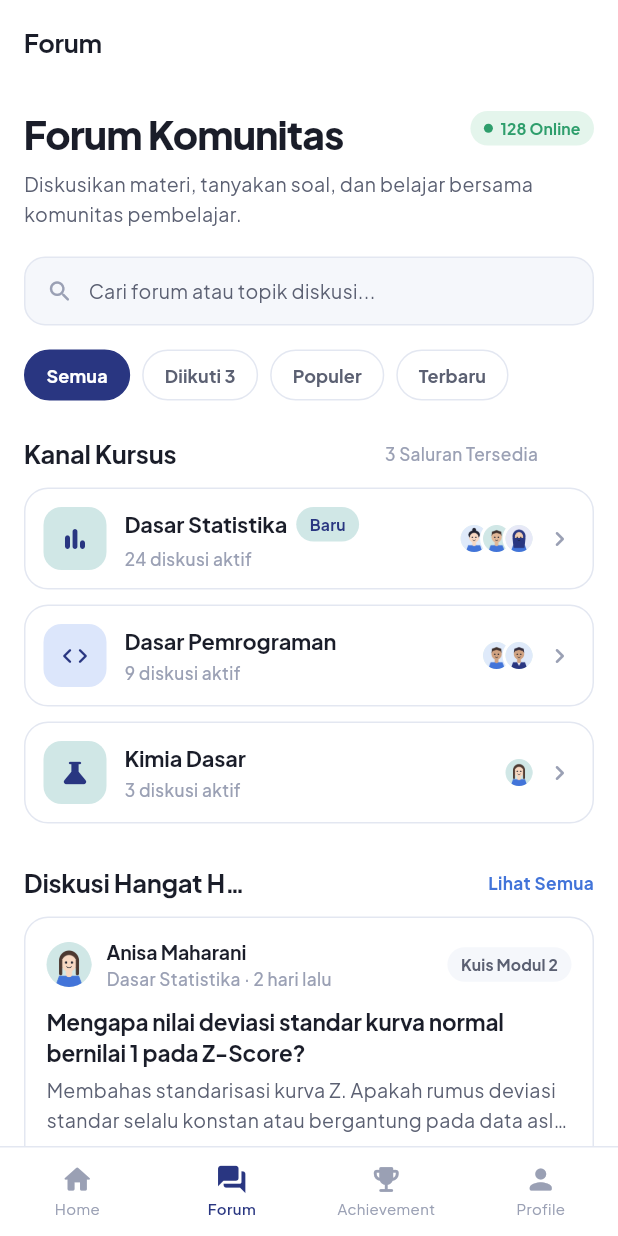
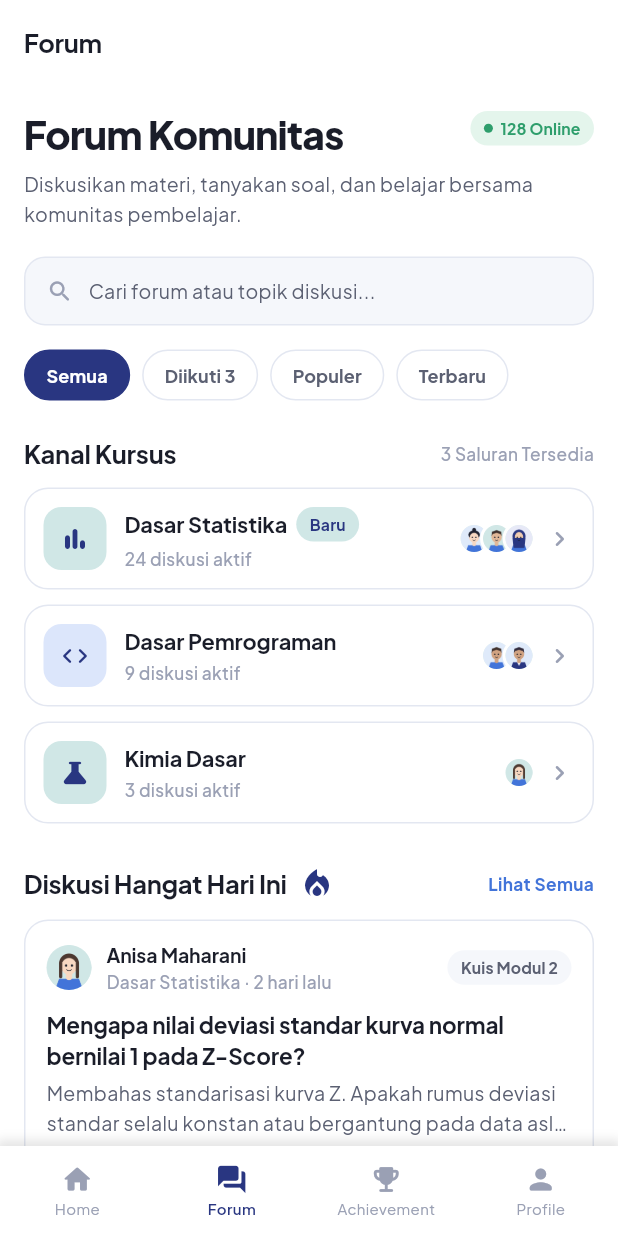
Before and after one commit to amelia275/korse, a Flutter app: the screen it shows after launch, item 2 of the bottom bar chosen, on a phone screen of 412 x 824 dp. Run offline on Flutter 3.47's test engine with Material 3 defaults, Android fonts, the phone set to English and light mode, and no system bars.

Commit message:
fix layout section header dan menambah badge

```diff
--- a/lib/core/widgets/app_bottom_nav.dart
+++ b/lib/core/widgets/app_bottom_nav.dart
@@ -23,7 +23,14 @@ class AppBottomNav extends StatelessWidget {
     return DecoratedBox(
       decoration: const BoxDecoration(
         color: AppColors.background,
-        border: Border(top: BorderSide(color: AppColors.border)),
+        boxShadow: [
+          BoxShadow(
+            color: Color(0x1A000000),
+            blurRadius: 5,
+            spreadRadius: 2,
+            offset: Offset(0, -2),
+          )
+        ]
       ),
       child: SafeArea(
         top: false,
--- a/lib/core/widgets/pills.dart
+++ b/lib/core/widgets/pills.dart
@@ -99,6 +99,9 @@ class SectionHeader extends StatelessWidget {
     padding: const EdgeInsets.only(bottom: 12),
     child: Row(
       children: [
+        Expanded(
+          child: Row(
+            children: [
               Flexible(
                 child: Text(
                   title,
@@ -111,8 +114,11 @@ class SectionHeader extends StatelessWidget {
                 const SizedBox(width: 8),
                 leadingBadge!,
               ],
-          const Spacer(),
-          if (trailing.isNotEmpty)
+            ],
+          ),
+        ),
+        if (trailing.isNotEmpty) ...[
+          const SizedBox(width: 8),
           Text(
             trailing,
             style: AppTextStyles.caption.copyWith(
@@ -120,6 +126,7 @@ class SectionHeader extends StatelessWidget {
               fontWeight: trailingIsAction ? FontWeight.w700 : FontWeight.w500,
             ),
           ),
+        ],
       ],
     ),
   );
--- a/lib/screens/forum/forum_landing_screen.dart
+++ b/lib/screens/forum/forum_landing_screen.dart
@@ -70,6 +70,10 @@ class ForumLandingScreen extends StatelessWidget {
             ),
             const SizedBox(height: 18),
             const SectionHeader(
+              leadingBadge: Icon(
+                Icons.local_fire_department,
+                color: AppColors.navy,
+                ),
               title: 'Diskusi Hangat Hari Ini',
               trailing: 'Lihat Semua',
               trailingIsAction: true,
```
Lines whose indentation alone changed are shown as unchanged.
